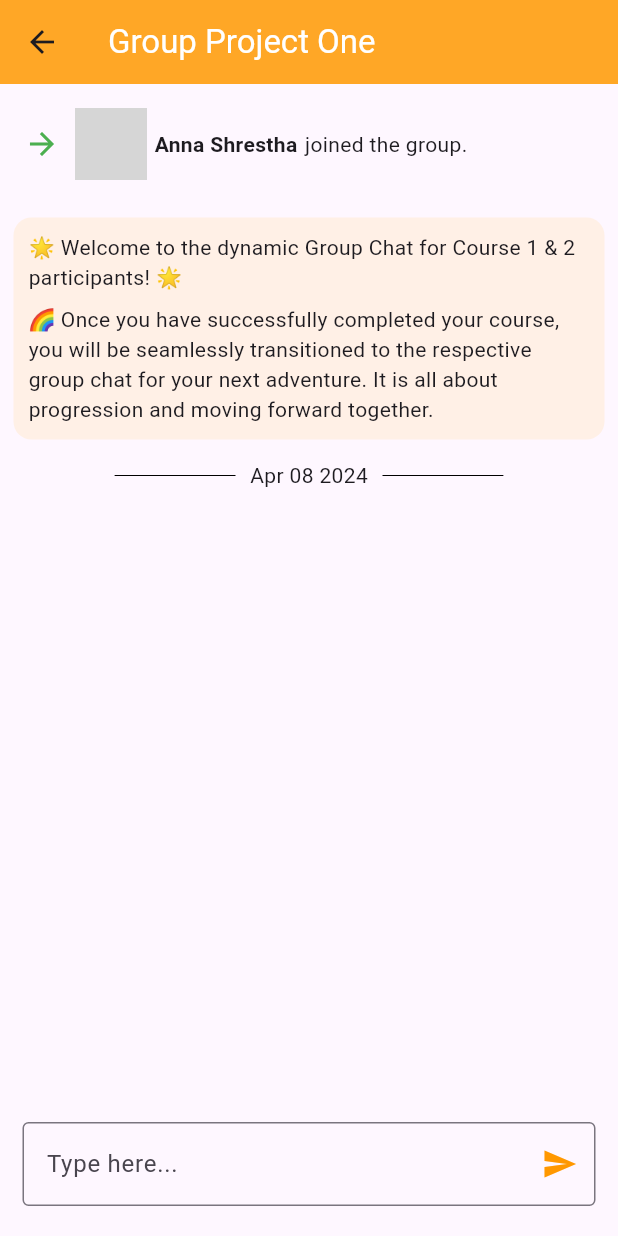
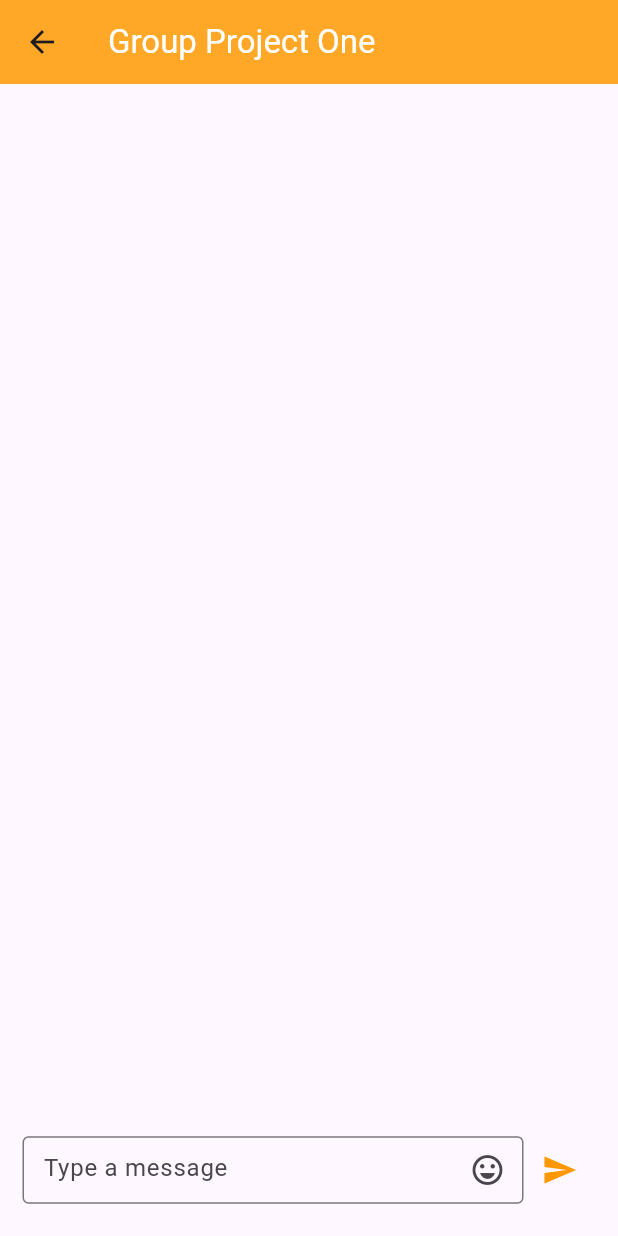
Before and after one commit to nirjalpraj/flutter-group-chat, a Flutter app: the GroupPage screen opened directly with empty values, on a phone screen of 412 x 824 dp. Run offline on Flutter 3.47's test engine with Material 3 defaults, Android fonts, the phone set to English and light mode, and no system bars; our stand-ins replace emoji_picker_flutter, socket_io_client; missing offline and left inert: flutter_initicon; network calls fail; grey boxes are pictures that could not be loaded.

Commit message:
emoji added

```diff
--- a/lib/src/pages/group/group_page.dart
+++ b/lib/src/pages/group/group_page.dart
@@ -1,3 +1,6 @@
+import 'dart:io';
+
+import 'package:emoji_picker_flutter/emoji_picker_flutter.dart';
 import 'package:flutter/material.dart';
 import 'package:flutter_application_1/src/foundation/components/chat_welcome.dart';
 import 'package:flutter_application_1/src/foundation/components/date_display.dart';
@@ -6,6 +9,9 @@ import 'package:flutter_application_1/src/foundation/msg_widget/other_msg_widget
 import 'package:flutter_application_1/src/foundation/msg_widget/own_msg_widget.dart';
 import 'package:flutter_application_1/src/pages/group/msg_model.dart';
 import 'package:socket_io_client/socket_io_client.dart' as IO;
+
+import 'package:emoji_picker_flutter/emoji_picker_flutter.dart';
+import 'package:flutter/foundation.dart' as foundation;
 
 class GroupPage extends StatefulWidget {
   final String name;
@@ -54,6 +60,8 @@ class _GroupPageState extends State<GroupPage> {
     });
   }
 
+  bool _showEmoji = false;
+
   void sendMsg(String msg, String senderName) {
     MsgModel ownMsg = MsgModel(msg: msg, type: "ownMsg", sender: senderName);
     listMsg.add(ownMsg);
@@ -71,7 +79,9 @@ class _GroupPageState extends State<GroupPage> {
 
   @override
   Widget build(BuildContext context) {
-    return Scaffold(
+    return GestureDetector(
+      onTap: () => FocusScope.of(context).unfocus(),
+      child: Scaffold(
           appBar: AppBar(
             title: const Text(
               "Group Project One",
@@ -81,9 +91,9 @@ class _GroupPageState extends State<GroupPage> {
           ),
           body: Column(
             children: [
-            NewJoin(),
-            Welcome_Group_Chat(),
-            Date_Display(),
+              // NewJoin(),
+              // Welcome_Group_Chat(),
+              // Date_Display(),
               Expanded(
                   child: ListView.builder(
                       itemCount: listMsg.length,
@@ -104,13 +114,39 @@ class _GroupPageState extends State<GroupPage> {
                   child: Row(
                     children: [
                       Expanded(
+                          child: Container(
+                        height: 45,
                         child: TextFormField(
                           controller: _msgController,
+                          onTap: () => {
+                            setState(() {
+                              if (_showEmoji) {
+                                _showEmoji = !_showEmoji;
+                              }
+                            })
+                          },
                           decoration: InputDecoration(
-                          hintText: "Type here...",
-                          border: const OutlineInputBorder(
-                              borderSide: BorderSide(width: 2)),
+                              hintText: "Type a message",
+                              hintStyle:
+                                  TextStyle(fontWeight: FontWeight.normal),
+                              contentPadding: EdgeInsets.symmetric(
+                                  vertical: 12, horizontal: 10),
+                              border: OutlineInputBorder(
+                                  borderSide: BorderSide(
+                                      color: Colors.grey.shade100, width: 2)),
                               suffixIcon: IconButton(
+                                  onPressed: () {
+                                    setState(() {
+                                      _showEmoji = !_showEmoji;
+                                    });
+                                  },
+                                  icon: const Icon(
+                                    Icons.emoji_emotions_outlined,
+                                    // color: Colors.orange,
+                                  ))),
+                        ),
+                      )),
+                      IconButton(
                           onPressed: () {
                             String msg = _msgController.text;
                             if (msg.isNotEmpty) {
@@ -121,11 +157,29 @@ class _GroupPageState extends State<GroupPage> {
                           icon: const Icon(
                             Icons.send,
                             color: Colors.orange,
-                              ))),
                           )),
                     ],
-                ))
+                  )),
+              if (_showEmoji)
+                SingleChildScrollView(
+                  child: SizedBox(
+                    // height: 20,
+                    child: EmojiPicker(
+                        textEditingController: _msgController,
+                        config: Config(
+                          emojiViewConfig: EmojiViewConfig(
+                            emojiSizeMax: 28 *
+                                (foundation.defaultTargetPlatform ==
+                                        TargetPlatform.iOS
+                                    ? 1.20
+                                    : 1.0),
+                          ),
+                          height: 256,
+                        )),
+                  ),
+                )
             ],
-        ));
+          )),
+    );
   }
 }
--- a/pubspec.yaml
+++ b/pubspec.yaml
@@ -37,6 +37,7 @@ dependencies:
   uuid: ^4.3.2
   socket_io_client: ^2.0.0
   flutter_initicon: ^2.0.0
+  emoji_picker_flutter: ^2.2.0
 
 dev_dependencies:
   flutter_test:
```
Also changed, not shown: pubspec.lock, 6 other files. Lines whose indentation alone changed are shown as unchanged.
